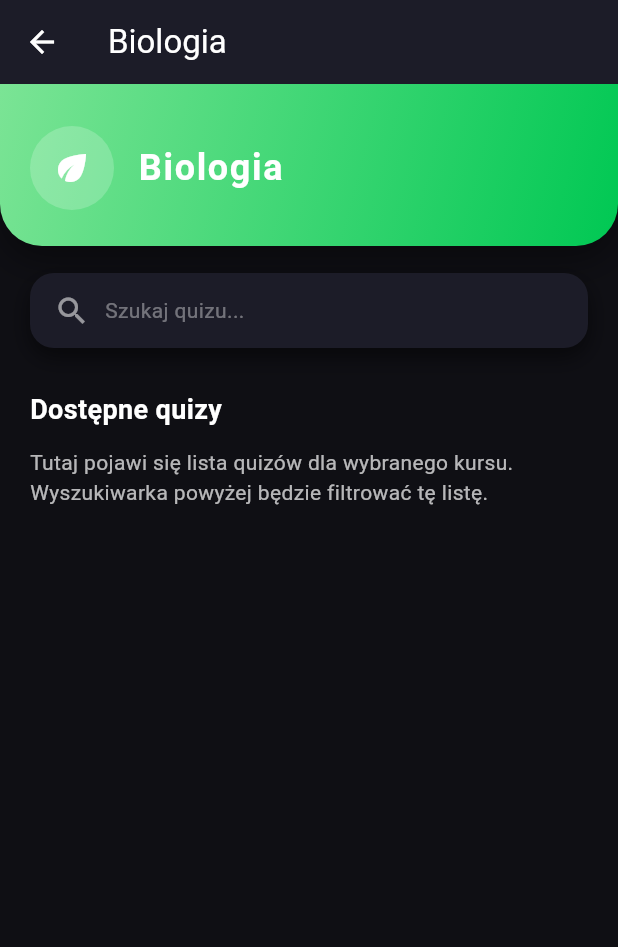
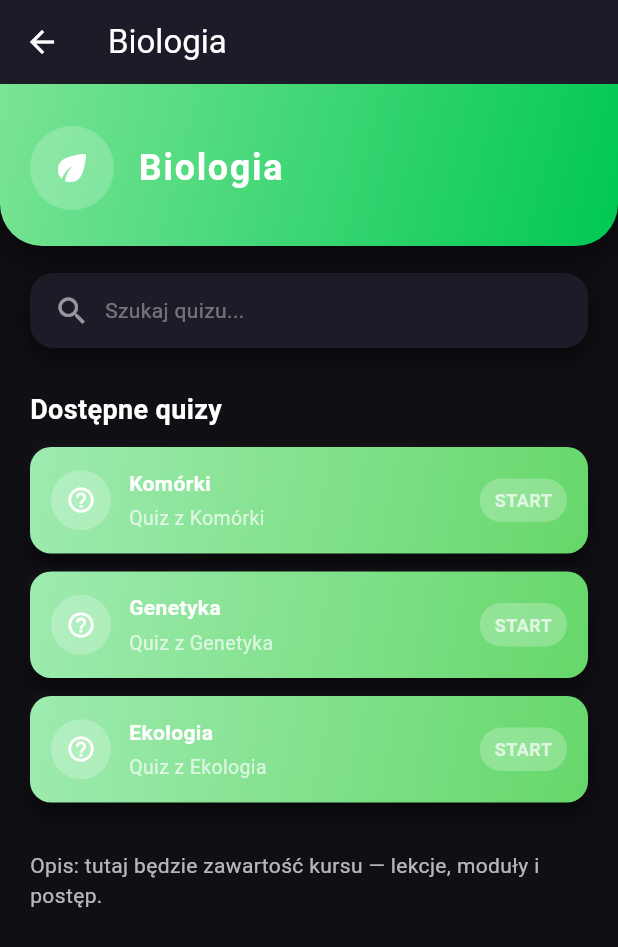
Before and after one commit to FranSob/Quiz_app1, a Flutter app: the CoursePage screen opened directly, on a phone screen of 412 x 824 dp. Shown: the top 947 px of the screen. Run offline on Flutter 3.47's test engine with Material 3 defaults, Android fonts, the phone set to English and light mode, and no system bars; our stand-ins replace shared_preferences; accounts and stored records are empty.

Commit message:
duże zmiany v59

```diff
--- a/lib/base/pages/courses_page.dart
+++ b/lib/base/pages/courses_page.dart
@@ -1,4 +1,5 @@
 import 'package:flutter/material.dart';
+import 'package:quiz_app1/base/pages/interactive_quiz_page.dart'; // <-- podłączenie quizu
 
 class CoursePage extends StatelessWidget {
   final String title;
@@ -130,11 +131,24 @@ class CoursePage extends StatelessWidget {
     );
   }
 
+  // lista tematów (tylko nazwy) dla Biologii — bez fiszek
+  List<String> _bioTopics() {
+    return [
+      'Komórki',
+      'Genetyka',
+      'Ekologia',
+    ];
+  }
+
   @override
   Widget build(BuildContext context) {
     final theme = _themeFor(title);
     final IconData icon = theme['icon'] as IconData;
     final LinearGradient gradient = theme['gradient'] as LinearGradient;
+
+    // jeśli to biologia — przygotuj tematy (lista stringów)
+    final bool isBiology = title.toLowerCase().contains('bio');
+    final bioTopics = isBiology ? _bioTopics() : <String>[];
 
     return Scaffold(
       backgroundColor: const Color(0xFF0F0F14),
@@ -150,24 +164,55 @@ class CoursePage extends StatelessWidget {
             children: [
               buildCourseHeader(title: title, icon: icon, gradient: gradient),
               buildQuizSearchBar(),
-              // placeholder — tu w przyszłości lista quizów/lekcji
+              // lista tematów / quizów
               Padding(
                 padding: const EdgeInsets.symmetric(horizontal: 20.0, vertical: 12),
                 child: Column(
                   crossAxisAlignment: CrossAxisAlignment.start,
-                  children: const [
-                    SizedBox(height: 8),
-                    Text(
+                  children: [
+                    const SizedBox(height: 8),
+                    const Text(
                       'Dostępne quizy',
                       style: TextStyle(color: Colors.white, fontSize: 18, fontWeight: FontWeight.bold),
                     ),
-                    SizedBox(height: 12),
+                    const SizedBox(height: 12),
+                    if (isBiology)
+                      // pokaż boxy tematów dla biologii (tylko nazwy, bez fiszek)
+                      ...bioTopics.map((topic) {
+                        return Padding(
+                          padding: const EdgeInsets.only(bottom: 12.0),
+                          child: TopicTile(
+                            title: topic,
+                            subtitle: 'Quiz z $topic',
+                            gradient: const LinearGradient(
+                              colors: [Color(0xFF9EEBB0), Color(0xFF66D76A)],
+                              begin: Alignment.topLeft,
+                              end: Alignment.bottomRight,
+                            ),
+                            onTap: () {
+                              // otwórz interaktywny quiz (Kahoot-style) dla wybranego tematu
+                              Navigator.push(
+                                context,
+                                MaterialPageRoute(
+                                  builder: (_) => InteractiveQuizPage(course: title, topic: topic),
+                                ),
+                              );
+                            },
+                          ),
+                        );
+                      }).toList()
+                    else
+                      const Text(
+                        'Lista quizów będzie dostępna wkrótce.',
+                        style: TextStyle(color: Colors.white70),
+                      ),
+                    const SizedBox(height: 20),
                     // tymczasowy placeholder
-                    Text(
-                      'Tutaj pojawi się lista quizów dla wybranego kursu. Wyszukiwarka powyżej będzie filtrować tę listę.',
+                    const Text(
+                      'Opis: tutaj będzie zawartość kursu — lekcje, moduły i postęp.',
                       style: TextStyle(color: Colors.white70),
                     ),
-                    SizedBox(height: 200),
+                    const SizedBox(height: 120),
                   ],
                 ),
               ),
@@ -178,3 +223,71 @@ class CoursePage extends StatelessWidget {
     );
   }
 }
+
+/// Prosty, spójny wizualnie TopicTile
+class TopicTile extends StatelessWidget {
+  final String title;
+  final String subtitle;
+  final LinearGradient gradient;
+  final VoidCallback onTap;
+
+  const TopicTile({
+    super.key,
+    required this.title,
+    required this.subtitle,
+    required this.gradient,
+    required this.onTap,
+  });
+
+  @override
+  Widget build(BuildContext context) {
+    return InkWell(
+      onTap: onTap,
+      borderRadius: BorderRadius.circular(14),
+      child: Container(
+        width: double.infinity,
+        padding: const EdgeInsets.all(14),
+        decoration: BoxDecoration(
+          gradient: gradient,
+          borderRadius: BorderRadius.circular(14),
+          boxShadow: [
+            BoxShadow(color: Colors.black.withOpacity(0.45), blurRadius: 12, offset: const Offset(0, 8)),
+            BoxShadow(color: Colors.white.withOpacity(0.02), blurRadius: 2, offset: const Offset(-2, -2)),
+          ],
+        ),
+        child: Row(
+          children: [
+            Container(
+              padding: const EdgeInsets.all(10),
+              decoration: BoxDecoration(
+                color: Colors.white24,
+                shape: BoxShape.circle,
+              ),
+              child: const Icon(Icons.help_outline, color: Colors.white, size: 20),
+            ),
+            const SizedBox(width: 12),
+            Expanded(
+              child: Column(
+                crossAxisAlignment: CrossAxisAlignment.start,
+                children: [
+                  Text(title, style: const TextStyle(color: Colors.white, fontWeight: FontWeight.bold)),
+                  const SizedBox(height: 4),
+                  Text(subtitle, style: const TextStyle(color: Colors.white70, fontSize: 13)),
+                ],
+              ),
+            ),
+            const SizedBox(width: 8),
+            Container(
+              padding: const EdgeInsets.symmetric(horizontal: 10, vertical: 6),
+              decoration: BoxDecoration(
+                color: Colors.white24,
+                borderRadius: BorderRadius.circular(20),
+              ),
+              child: const Text('START', style: TextStyle(color: Colors.white70, fontSize: 12, fontWeight: FontWeight.bold)),
+            ),
+          ],
+        ),
+      ),
+    );
+  }
+}
--- /dev/null
+++ b/lib/services/quiz_api.dart
@@ -0,0 +1,27 @@
+import 'dart:convert';
+import 'package:http/http.dart' as http;
+import 'package:quiz_app1/base/models/quiz_question.dart';
+
+class QuizApi {
+  final String baseUrl;
+
+  QuizApi({required this.baseUrl});
+
+  // fetch all questions for course
+  Future<List<QuizQuestion>> fetchCourseQuiz(String course) async {
+    final url = Uri.parse('$baseUrl/quiz/${Uri.encodeComponent(course)}');
+    final res = await http.get(url);
+    if (res.statusCode != 200) throw Exception('Failed to load quiz');
+    final List data = jsonDecode(res.body);
+    return data.map((e) => QuizQuestion.fromJson(e)).toList();
+  }
+
+  // fetch quiz for a specific topic
+  Future<List<QuizQuestion>> fetchTopicQuiz(String course, String topic) async {
+    final url = Uri.parse('$baseUrl/quiz/${Uri.encodeComponent(course)}/${Uri.encodeComponent(topic)}');
+    final res = await http.get(url);
+    if (res.statusCode != 200) throw Exception('Failed to load topic quiz');
+    final List data = jsonDecode(res.body);
+    return data.map((e) => QuizQuestion.fromJson(e)).toList();
+  }
+}
--- a/pubspec.yaml
+++ b/pubspec.yaml
@@ -31,6 +31,7 @@ dependencies:
   flutter:
     sdk: flutter
   shared_preferences: ^2.1.1
+  http: ^0.13.6
   # The following adds the Cupertino Icons font to your application.
   # Use with the CupertinoIcons class for iOS style icons.
   cupertino_icons: ^1.0.8
```
Also changed, not shown: lib/base/models/quiz_question.dart (added, +19 -0 lines), lib/base/pages/interactive_quiz_page.dart (added, +259 -0 lines), pubspec.lock.
